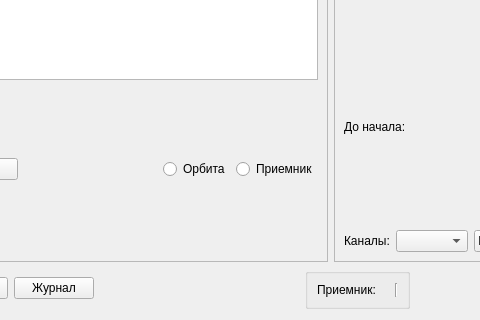
The window that mappi/ui/plugins/sessions/sessionswidget.ui (UA1ZDC/mappi) describes before a commit, drawn with Qt 5; both pictures show x 83 to 563 and y 391 to 711 of the 1029 by 711 pixel window.
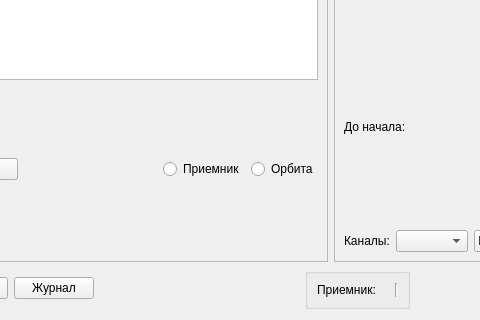
The same window after the commit.

```diff
--- a/mappi/ui/plugins/sessions/sessionswidget.ui
+++ b/mappi/ui/plugins/sessions/sessionswidget.ui
@@ -83,7 +83,7 @@
          </spacer>
         </item>
         <item>
-         <widget class="QRadioButton" name="orbitaRbtn">
+         <widget class="QRadioButton" name="receiverRbtn">
           <property name="sizePolicy">
            <sizepolicy hsizetype="Minimum" vsizetype="Minimum">
             <horstretch>0</horstretch>
@@ -91,12 +91,12 @@
            </sizepolicy>
           </property>
           <property name="text">
-           <string>Орбита</string>
+           <string>Приемник</string>
           </property>
          </widget>
         </item>
         <item>
-         <widget class="QRadioButton" name="receiverRbtn">
+         <widget class="QRadioButton" name="orbitaRbtn">
           <property name="sizePolicy">
            <sizepolicy hsizetype="Minimum" vsizetype="Minimum">
             <horstretch>0</horstretch>
@@ -104,7 +104,7 @@
            </sizepolicy>
           </property>
           <property name="text">
-           <string>Приемник</string>
+           <string>Орбита</string>
           </property>
          </widget>
         </item>
```
